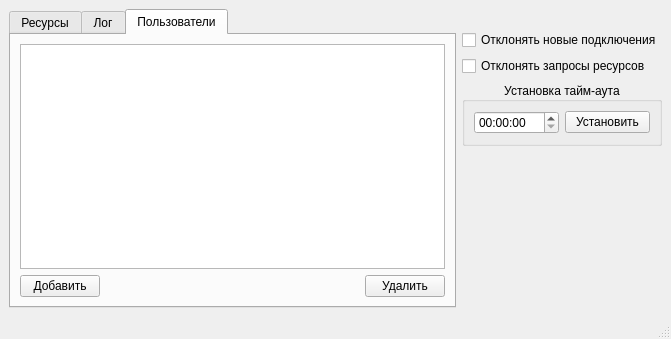
The window that mainwindow.ui (touch-my-tralala/test_server) describes before a commit, drawn with Qt 5.
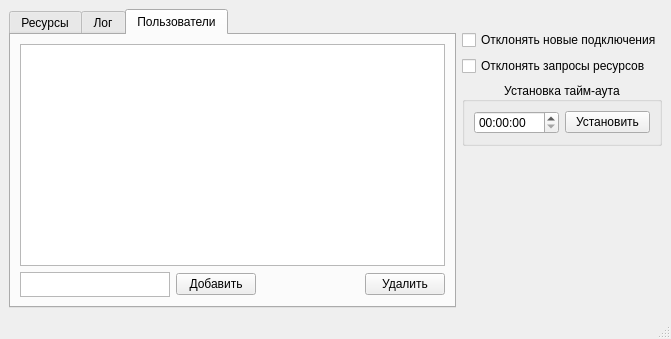
The same window after the commit.

```diff
--- a/mainwindow.ui
+++ b/mainwindow.ui
@@ -155,7 +155,23 @@
             <item>
              <layout class="QHBoxLayout" name="horizontalLayout_6">
               <item>
-               <widget class="QPushButton" name="pushButton_2">
+               <widget class="QTextEdit" name="addUsrText">
+                <property name="sizePolicy">
+                 <sizepolicy hsizetype="Expanding" vsizetype="Expanding">
+                  <horstretch>0</horstretch>
+                  <verstretch>0</verstretch>
+                 </sizepolicy>
+                </property>
+                <property name="maximumSize">
+                 <size>
+                  <width>150</width>
+                  <height>25</height>
+                 </size>
+                </property>
+               </widget>
+              </item>
+              <item>
+               <widget class="QPushButton" name="addAuthorizedUsrBtn">
                 <property name="text">
                  <string>Добавить</string>
                 </property>
```
Left out of the diff: 2 changed lines with no effect on the pictures.
